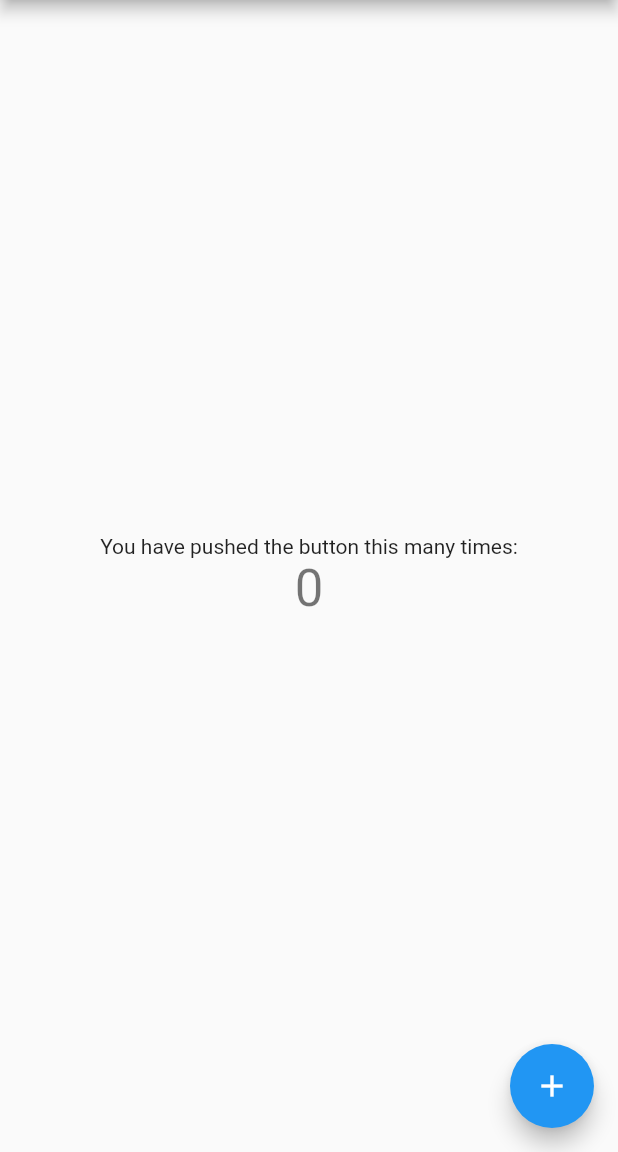
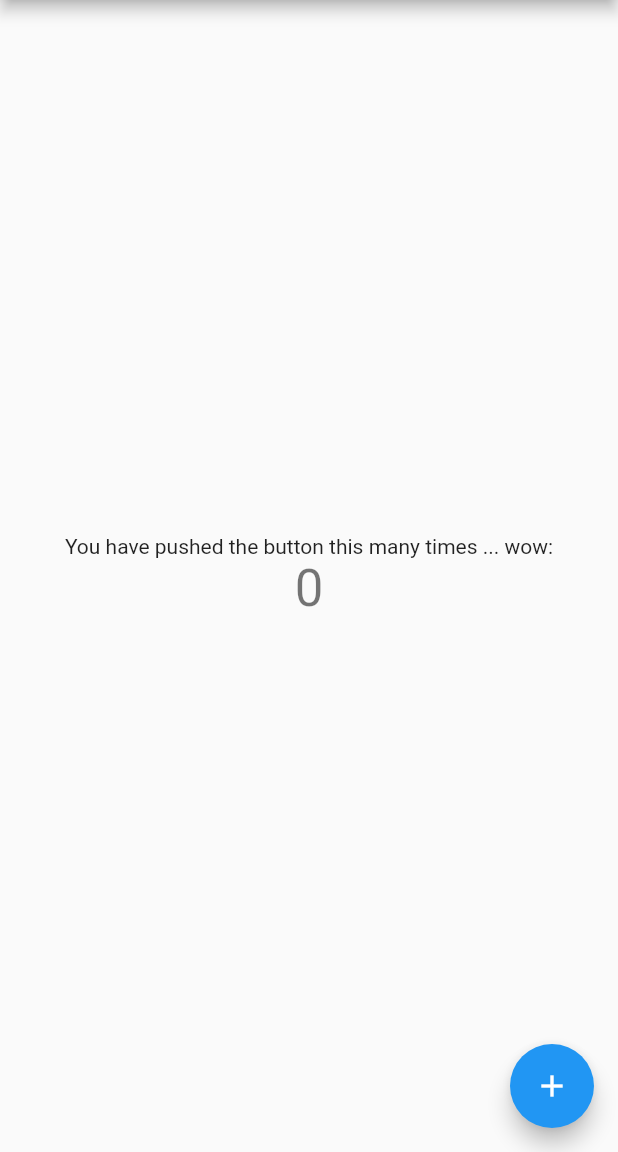
Before and after one commit to Stef-GMS/testing_renaming_objects, a Flutter app: the screen it shows after launch, on a phone screen of 412 x 824 dp, the part 84-1236 px from its top. Run offline on Flutter 3.47's test engine with Material 2 defaults, Android fonts, the phone set to English and light mode, and no system bars.

Commit message:
Updated with words

```diff
--- a/lib/testing_here/index.dart
+++ b/lib/testing_here/index.dart
@@ -68,7 +68,7 @@ class _MyHomePageState extends State<MyHomePage> {
           mainAxisAlignment: MainAxisAlignment.center,
           children: <Widget>[
             Text(
-              'You have pushed the button this many times:',
+              'You have pushed the button this many times ... wow:',
             ),
             Text(
               '$_counter',
```
